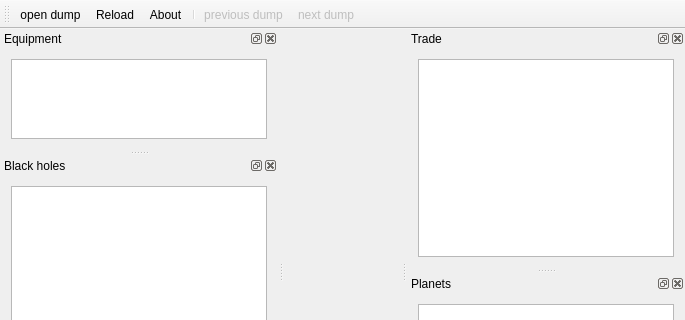
mdimura/SRHDDumpReader, file MainWindow.ui: the form before one commit; both pictures show x 0 to 685 and y 0 to 320 of the 685 by 535 pixel window.
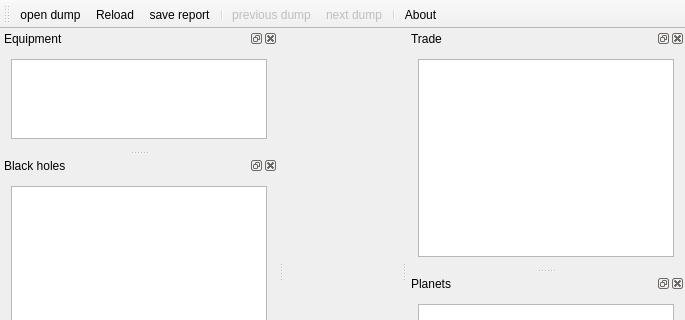
The form after the commit. Icons and pictures are not drawn.

Commit message: Add dump autoreloa feature. Allow toggling report autosave upon dump parsing.

```diff
--- a/MainWindow.ui
+++ b/MainWindow.ui
@@ -40,10 +40,12 @@
    </attribute>
    <addaction name="actionOpenDump"/>
    <addaction name="actionReload"/>
-   <addaction name="actionAbout"/>
+   <addaction name="actionSaveReport"/>
    <addaction name="separator"/>
    <addaction name="actionPreviousDump"/>
    <addaction name="actionNextDump"/>
+   <addaction name="separator"/>
+   <addaction name="actionAbout"/>
   </widget>
   <widget class="QStatusBar" name="statusBar"/>
   <widget class="QDockWidget" name="eqDockWidget">
```
Left out of the diff: 28 changed lines with no effect on the pictures. The commit also changes 2 other files.
